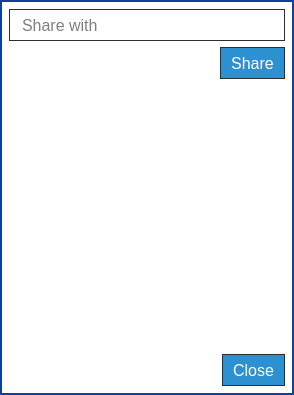
Above: parsec/core/gui/forms/workspace_sharing_dialog.ui from Scille/parsec-cloud before the change. Below: the same form after it.
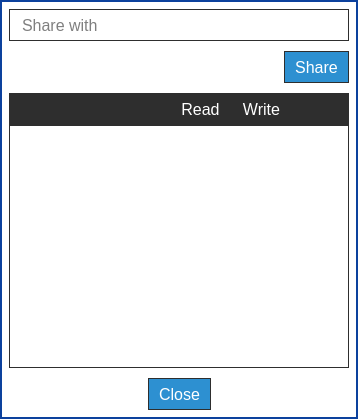
That is the form after the change. Icons and pictures are not drawn.

Commit message: [GUI] Displays sharing information

```diff
--- a/parsec/core/gui/forms/workspace_sharing_dialog.ui
+++ b/parsec/core/gui/forms/workspace_sharing_dialog.ui
@@ -6,8 +6,8 @@
    <rect>
     <x>0</x>
     <y>0</y>
-    <width>294</width>
-    <height>395</height>
+    <width>358</width>
+    <height>419</height>
    </rect>
   </property>
   <property name="windowTitle">
@@ -35,22 +35,6 @@
 background-color: rgb(255, 255, 255);
 }
 
-QPushButton
-{
-background-color: rgb(45, 144, 209);
-border: 1px solid rgb(46, 46, 46);
-color: rgb(255, 255, 255);
-padding-left: 10px;
-padding-right: 10px;
-}
-
-QPushButton:disabled
-{
-border: 1px solid rgb(46, 46, 46);
-background-color: rgb(112, 122, 153);
-color: rgb(255, 255, 255);
-}
-
 QLineEdit
 {
 border: 1px solid rgb(46, 46, 46);
@@ -59,6 +43,9 @@
 </string>
      </property>
      <layout class="QVBoxLayout" name="verticalLayout_2">
+      <property name="spacing">
+       <number>0</number>
+      </property>
       <item>
        <widget class="QLineEdit" name="line_edit_share">
         <property name="minimumSize">
@@ -82,6 +69,12 @@
       </item>
       <item>
        <layout class="QHBoxLayout" name="horizontalLayout_2">
+        <property name="topMargin">
+         <number>10</number>
+        </property>
+        <property name="bottomMargin">
+         <number>10</number>
+        </property>
         <item>
          <spacer name="horizontalSpacer_2">
           <property name="orientation">
@@ -111,6 +104,23 @@
           <property name="layoutDirection">
            <enum>Qt::RightToLeft</enum>
           </property>
+          <property name="styleSheet">
+           <string notr="true">QPushButton#button_share
+{
+background-color: rgb(45, 144, 209);
+border: 1px solid rgb(46, 46, 46);
+color: rgb(255, 255, 255);
+padding-left: 10px;
+padding-right: 10px;
+}
+
+QPushButton#button_share:disabled
+{
+border: 1px solid rgb(46, 46, 46);
+background-color: rgb(112, 122, 153);
+color: rgb(255, 255, 255);
+}</string>
+          </property>
           <property name="text">
            <string>Share</string>
           </property>
@@ -128,6 +138,104 @@
         </item>
        </layout>
       </item>
+      <item>
+       <widget class="QWidget" name="widget_title" native="true">
+        <property name="minimumSize">
+         <size>
+          <width>0</width>
+          <height>32</height>
+         </size>
+        </property>
+        <property name="styleSheet">
+         <string notr="true">QWidget#widget_title
+{
+border: 0;
+background-color: rgb(46, 46, 46);
+color: white;
+font-weight: bold;
+}
+</string>
+        </property>
+        <layout class="QHBoxLayout" name="horizontalLayout_3">
+         <property name="topMargin">
+          <number>0</number>
+         </property>
+         <property name="rightMargin">
+          <number>60</number>
+         </property>
+         <property name="bottomMargin">
+          <number>0</number>
+         </property>
+         <item>
+          <widget class="QLabel" name="label_3">
+           <property name="text">
+            <string/>
+           </property>
+          </widget>
+         </item>
+         <item>
+          <widget class="QLabel" name="label">
+           <property name="minimumSize">
+            <size>
+             <width>55</width>
+             <height>0</height>
+            </size>
+           </property>
+           <property name="maximumSize">
+            <size>
+             <width>55</width>
+             <height>16777215</height>
+            </size>
+           </property>
+           <property name="font">
+            <font>
+             <pointsize>12</pointsize>
+            </font>
+           </property>
+           <property name="styleSheet">
+            <string notr="true">color: rgb(255, 255, 255);</string>
+           </property>
+           <property name="text">
+            <string>Read</string>
+           </property>
+           <property name="alignment">
+            <set>Qt::AlignCenter</set>
+           </property>
+          </widget>
+         </item>
+         <item>
+          <widget class="QLabel" name="label_2">
+           <property name="minimumSize">
+            <size>
+             <width>55</width>
+             <height>0</height>
+            </size>
+           </property>
+           <property name="maximumSize">
+            <size>
+             <width>55</width>
+             <height>16777215</height>
+            </size>
+           </property>
+           <property name="font">
+            <font>
+             <pointsize>12</pointsize>
+            </font>
+           </property>
+           <property name="styleSheet">
+            <string notr="true">color: rgb(255, 255, 255);</string>
+           </property>
+           <property name="text">
+            <string>Write</string>
+           </property>
+           <property name="alignment">
+            <set>Qt::AlignCenter</set>
+           </property>
+          </widget>
+         </item>
+        </layout>
+       </widget>
+      </item>
       <item>
        <widget class="QScrollArea" name="scrollArea">
         <property name="frameShape">
@@ -139,33 +247,51 @@
         <property name="lineWidth">
          <number>0</number>
         </property>
-        <property name="verticalScrollBarPolicy">
-         <enum>Qt::ScrollBarAsNeeded</enum>
-        </property>
         <property name="horizontalScrollBarPolicy">
          <enum>Qt::ScrollBarAlwaysOff</enum>
         </property>
         <property name="widgetResizable">
          <bool>true</bool>
         </property>
-        <widget class="QWidget" name="scrollAreaWidgetContents">
+        <widget class="QWidget" name="scroll_content">
          <property name="geometry">
           <rect>
            <x>0</x>
            <y>0</y>
-           <width>276</width>
-           <height>259</height>
+           <width>340</width>
+           <height>242</height>
           </rect>
          </property>
          <property name="styleSheet">
-          <string notr="true">background-color: rgb(255, 255, 255);</string>
+          <string notr="true">QWidget#scroll_content
+{
+background-color: rgb(255, 255, 255);
+border: 1px solid rgb(46, 46, 46);
+}</string>
          </property>
-         <layout class="QVBoxLayout" name="verticalLayout_3"/>
+         <layout class="QVBoxLayout" name="verticalLayout_3">
+          <item>
+           <spacer name="verticalSpacer">
+            <property name="orientation">
+             <enum>Qt::Vertical</enum>
+            </property>
+            <property name="sizeHint" stdset="0">
+             <size>
+              <width>20</width>
+              <height>40</height>
+             </size>
+            </property>
+           </spacer>
+          </item>
+         </layout>
         </widget>
        </widget>
       </item>
       <item>
        <layout class="QHBoxLayout" name="horizontalLayout">
+        <property name="topMargin">
+         <number>10</number>
+        </property>
         <item>
          <spacer name="horizontalSpacer">
           <property name="orientation">
@@ -195,6 +321,23 @@
           <property name="layoutDirection">
            <enum>Qt::RightToLeft</enum>
           </property>
+          <property name="styleSheet">
+           <string notr="true">QPushButton#button_close
+{
+background-color: rgb(45, 144, 209);
+border: 1px solid rgb(46, 46, 46);
+color: rgb(255, 255, 255);
+padding-left: 10px;
+padding-right: 10px;
+}
+
+QPushButton#button_close:disabled
+{
+border: 1px solid rgb(46, 46, 46);
+background-color: rgb(112, 122, 153);
+color: rgb(255, 255, 255);
+}</string>
+          </property>
           <property name="text">
            <string>Close</string>
           </property>
@@ -213,6 +356,19 @@
           </property>
          </widget>
         </item>
+        <item>
+         <spacer name="horizontalSpacer_3">
+          <property name="orientation">
+           <enum>Qt::Horizontal</enum>
+          </property>
+          <property name="sizeHint" stdset="0">
+           <size>
+            <width>40</width>
+            <height>20</height>
+           </size>
+          </property>
+         </spacer>
+        </item>
        </layout>
       </item>
      </layout>
```
The commit also changes 6 other files.
